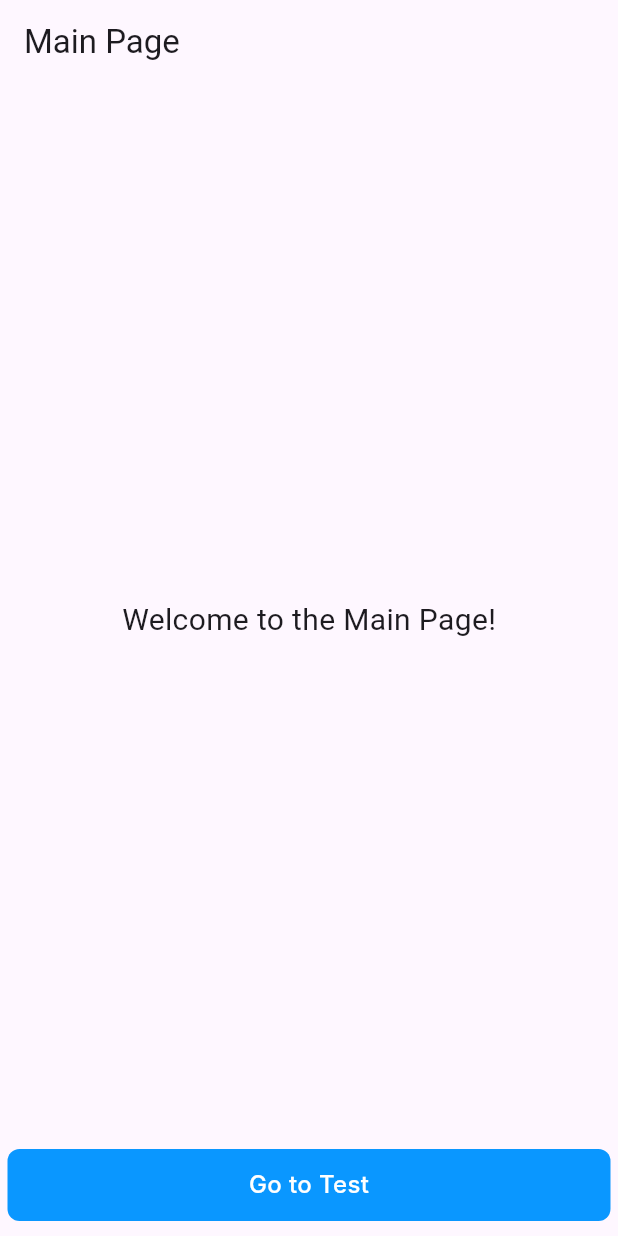
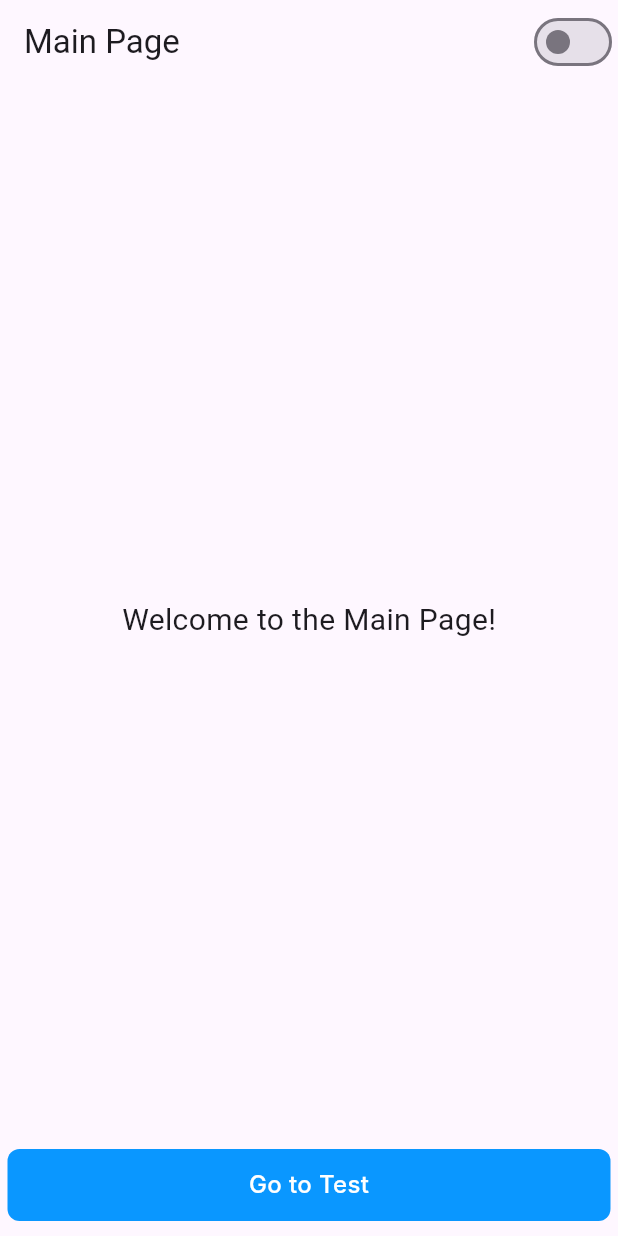
Before and after one commit to yassineelhoubi/lordicon_poc_flutter, a Flutter app: the screen it shows after launch, on a phone screen of 412 x 824 dp. Run offline on Flutter 3.47's test engine with Material 3 defaults, Android fonts, the phone set to English and light mode, and no system bars; our stand-ins replace flutter_svg; missing offline and left inert: lordicon; Roboto replaces fonts that are missing (Inter).

Commit message:
create store provider to handle app dark mode

```diff
--- /dev/null
+++ b/lib/dark_mode_provider.dart
@@ -0,0 +1,12 @@
+import 'package:flutter/material.dart';
+
+class DarkModeProvider with ChangeNotifier {
+  bool _isDarkMode = false;
+
+  bool get isDarkMode => _isDarkMode;
+
+  void toggleDarkMode() {
+    _isDarkMode = !_isDarkMode;
+    notifyListeners();
+  }
+}
--- a/lib/screens/main_page.dart
+++ b/lib/screens/main_page.dart
@@ -1,13 +1,29 @@
 import 'package:flutter/material.dart';
 import 'test_page.dart';
-import '../widgets/custom_button.dart';
+import 'package:lordicon_poc/widgets/custom_button.dart';
+import 'package:lordicon_poc/widgets/dark_mode_switch.dart';
+import 'package:provider/provider.dart';
+import '../dark_mode_provider.dart';
+// import 'package:provider/provider.dart';
+
+// import 'package:lordicon_poc/dark_mode_provider.dart';
 
 class MainPage extends StatelessWidget {
   @override
   Widget build(BuildContext context) {
-    return Scaffold(
+    final darkModeProvider = Provider.of<DarkModeProvider>(context);
+    final theme =
+        darkModeProvider.isDarkMode ? ThemeData.dark() : ThemeData.light();
+    return Theme(
+      data: theme,
+      child: Scaffold(
         appBar: AppBar(
           title: Text("Main Page"),
+          actions: [
+            Builder(
+              builder: (context) => DarkModeSwitch(),
+            ),
+          ],
         ),
         body: Container(
           padding: EdgeInsets.only(bottom: 10, top: 5, left: 5, right: 5),
@@ -37,6 +53,7 @@ class MainPage extends StatelessWidget {
             ],
           ),
         ),
+      ),
     );
   }
 }
--- /dev/null
+++ b/lib/widgets/dark_mode_switch.dart
@@ -0,0 +1,17 @@
+import 'package:flutter/material.dart';
+import 'package:provider/provider.dart';
+import '../dark_mode_provider.dart';
+
+class DarkModeSwitch extends StatelessWidget {
+  @override
+  Widget build(BuildContext context) {
+    final darkModeProvider = Provider.of<DarkModeProvider>(context);
+
+    return Switch(
+      value: darkModeProvider.isDarkMode,
+      onChanged: (value) {
+        darkModeProvider.toggleDarkMode();
+      },
+    );
+  }
+}
--- a/pubspec.yaml
+++ b/pubspec.yaml
@@ -11,6 +11,7 @@ dependencies:
     sdk: flutter
   flutter_svg: ^2.0.9
   lordicon: ^1.0.3
+  provider: ^6.1.1
 
 dev_dependencies:
   flutter_test:
```
Also changed, not shown: lib/main.dart (+8 -1 lines), lib/screens/test_page.dart (+18 -5 lines), assets/Panne.png (deleted), assets/background_dark_mode.svg (added), assets/background_light_mode.svg (renamed from assets/Panne.svg), pubspec.lock. Lines whose indentation alone changed are shown as unchanged.
